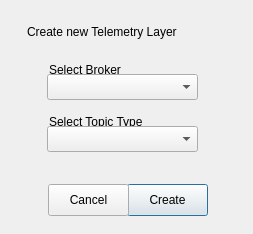
Above: forms/ui_tlayerconfig.ui from nzfarmer1/telemetrylayer before the change. Below: the same form after it.
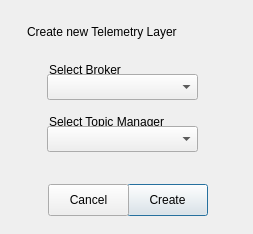
That is the form after the change.

Commit message: Major release - remove topic list from topicmanager; disassociate topicmanager from broker

```diff
--- a/forms/ui_tlayerconfig.ui
+++ b/forms/ui_tlayerconfig.ui
@@ -62,12 +62,12 @@
     <rect>
      <x>49</x>
      <y>114</y>
-     <width>131</width>
+     <width>151</width>
      <height>16</height>
     </rect>
    </property>
    <property name="text">
-    <string>Select Topic Type</string>
+    <string>Select Topic Manager</string>
    </property>
   </widget>
   <widget class="QComboBox" name="selectTopicType">
```
Left out of the diff: 8 changed lines with no effect on the pictures. The commit also changes 41 other files.
